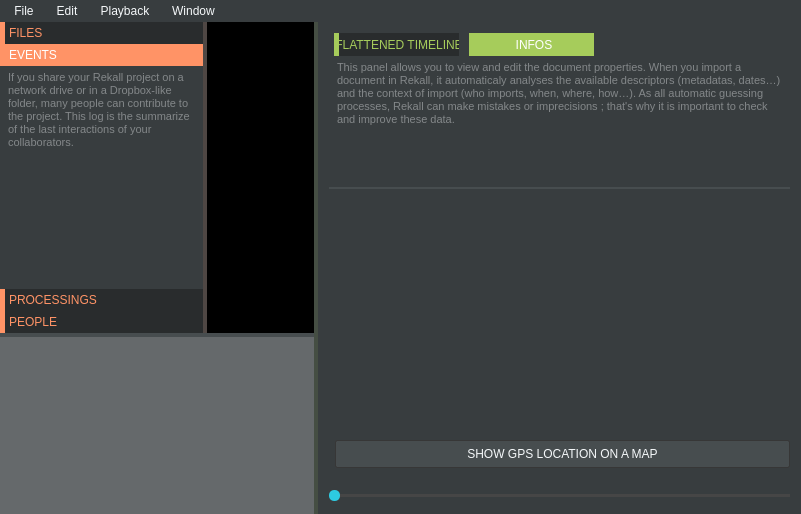
First picture: the form in rekall.ui, repository Rekall/Rekall, before the edit.
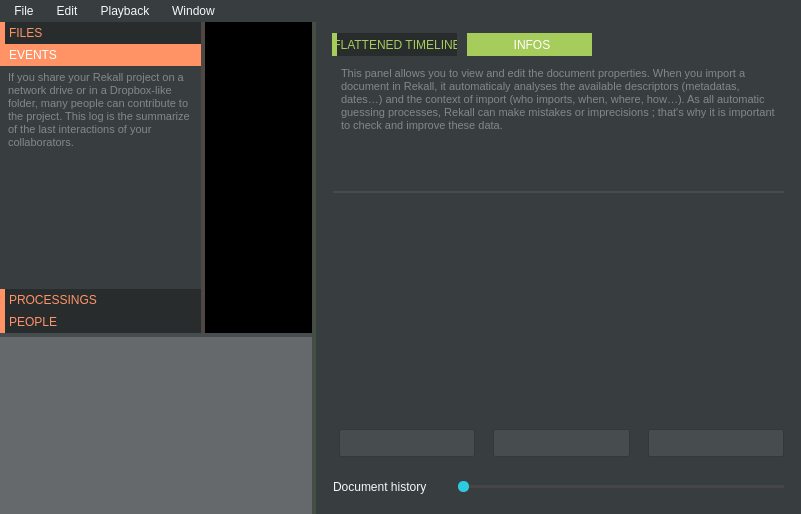
Second picture: the form after the edit. The open tabs and pages were chosen to show the change. Icons and pictures are not drawn. Custom widgets are drawn as their Qt base class.

```diff
--- a/rekall.ui
+++ b/rekall.ui
@@ -68,25 +68,25 @@
 	border-left:							5px solid rgb(114, 118, 118);
 	min-height:							23px;
 }
-QWidget#toolBoxLeft::tab {
+QToolBox#toolBoxLeft::tab {
 	color: 									rgb(255,147,102);
 	border-left:							5px solid rgb(255,147,102);
 }
-QWidget#toolBoxLeft::tab:selected {
+QToolBox#toolBoxLeft::tab:selected {
 	color:									white;
 	background-color: 				rgb(255,147,102);
 	border-left:							5px solid rgb(255,147,102);
 }
-QWidget#toolBoxRight::tab, QWidget#toolBoxRight QWidget::tab {
+QTabWidget#toolBoxRight::tab, QTabWidget#toolBoxRight QTabBar::tab {
 	color:									rgb(166,204,91);
 	border-left:							5px solid rgb(166,204,91);
 }
-QWidget#toolBoxRight::tab:selected, QWidget#toolBoxRight QWidget::tab:selected {
+QTabWidget#toolBoxRight::tab:selected, QTabWidget#toolBoxRight QTabBar::tab:selected {
 	color:									white;
 	background-color: 				rgb(166,204,91);
 	border-left:							5px solid rgb(166,204,91);
 }
-QWidget#toolBoxLeft::tab:disabled, QWidget#toolBoxRight QWidget::tab:disabled {
+QTabWidget#toolBoxLeft::tab:disabled, QTabWidget#toolBoxRight QTabBar::tab:disabled {
 	color:									rgb(56, 61, 63);
 	border-left:							5px solid rgb(56, 61, 63);
 }
@@ -463,8 +463,8 @@
            <rect>
             <x>0</x>
             <y>0</y>
-            <width>100</width>
-            <height>178</height>
+            <width>201</width>
+            <height>271</height>
            </rect>
           </property>
           <attribute name="label">
@@ -718,16 +718,16 @@
              <number>20</number>
             </property>
             <property name="leftMargin">
-             <number>0</number>
+             <number>6</number>
             </property>
             <property name="topMargin">
-             <number>0</number>
+             <number>6</number>
             </property>
             <property name="rightMargin">
-             <number>0</number>
+             <number>6</number>
             </property>
             <property name="bottomMargin">
-             <number>0</number>
+             <number>6</number>
             </property>
             <item>
              <widget class="QLabel" name="previewLabel">
@@ -787,18 +787,96 @@
              </widget>
             </item>
             <item>
-             <widget class="QPushButton" name="metadataOpenGps">
-              <property name="text">
-               <string>SHOW GPS LOCATION ON A MAP</string>
+             <layout class="QHBoxLayout" name="horizontalLayout">
+              <property name="spacing">
+               <number>12</number>
               </property>
-             </widget>
+              <property name="topMargin">
+               <number>0</number>
+              </property>
+              <item>
+               <widget class="QPushButton" name="metadataOpenFinder">
+                <property name="toolTip">
+                 <string>Reveal file in Finder</string>
+                </property>
+                <property name="text">
+                 <string/>
+                </property>
+                <property name="icon">
+                 <iconset resource="icons/Rekall.qrc">
+                  <normaloff>:/icons/res_icon_finder.png</normaloff>:/icons/res_icon_finder.png</iconset>
+                </property>
+               </widget>
+              </item>
+              <item>
+               <widget class="QPushButton" name="metadataOpen">
+                <property name="toolTip">
+                 <string>Open file with default application</string>
+                </property>
+                <property name="text">
+                 <string/>
+                </property>
+                <property name="icon">
+                 <iconset resource="icons/Rekall.qrc">
+                  <normaloff>:/icons/res_icon_link.png</normaloff>:/icons/res_icon_link.png</iconset>
+                </property>
+                <property name="iconSize">
+                 <size>
+                  <width>14</width>
+                  <height>14</height>
+                 </size>
+                </property>
+               </widget>
+              </item>
+              <item>
+               <widget class="QPushButton" name="metadataOpenGps">
+                <property name="toolTip">
+                 <string>Show file location on a map</string>
+                </property>
+                <property name="text">
+                 <string/>
+                </property>
+                <property name="icon">
+                 <iconset resource="icons/Rekall.qrc">
+                  <normaloff>:/icons/res_icon_map.png</normaloff>:/icons/res_icon_map.png</iconset>
+                </property>
+               </widget>
+              </item>
+             </layout>
             </item>
             <item>
-             <widget class="QSlider" name="metadataSlider">
-              <property name="orientation">
-               <enum>Qt::Horizontal</enum>
+             <layout class="QHBoxLayout" name="horizontalLayout_2">
+              <property name="spacing">
+               <number>12</number>
               </property>
-             </widget>
+              <item>
+               <widget class="QLabel" name="metadataSliderLabel">
+                <property name="text">
+                 <string>Document history</string>
+                </property>
+                <property name="pixmap">
+                 <pixmap resource="icons/Rekall.qrc">:/icons/res_icon_history.png</pixmap>
+                </property>
+               </widget>
+              </item>
+              <item>
+               <widget class="QLabel" name="metadataSliderIcon">
+                <property name="text">
+                 <string/>
+                </property>
+                <property name="pixmap">
+                 <pixmap resource="icons/Rekall.qrc">:/icons/res_icon_history.png</pixmap>
+                </property>
+               </widget>
+              </item>
+              <item>
+               <widget class="QSlider" name="metadataSlider">
+                <property name="orientation">
+                 <enum>Qt::Horizontal</enum>
+                </property>
+               </widget>
+              </item>
+             </layout>
             </item>
            </layout>
           </widget>
```
Left out of the diff: 62 changed lines with no effect on the pictures.
